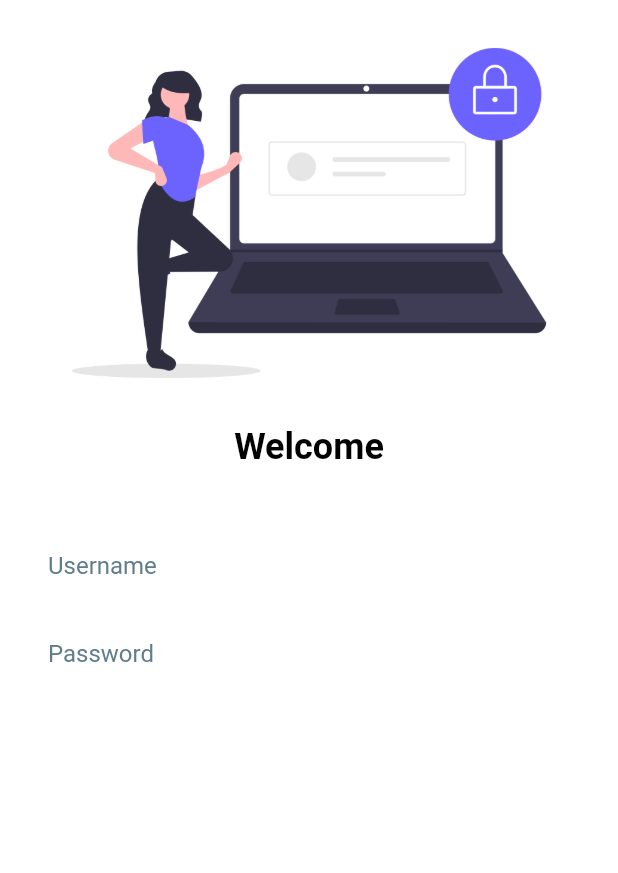
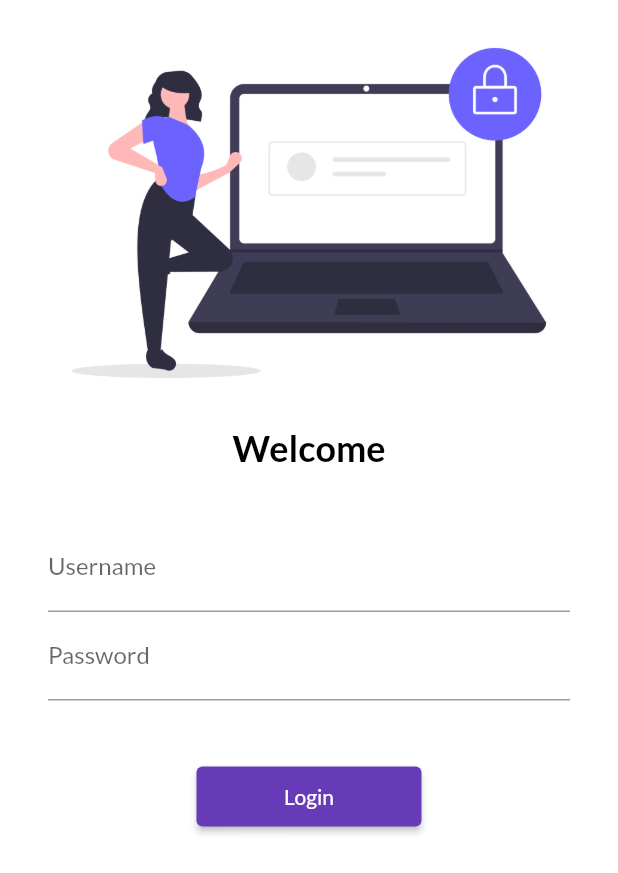
Before and after one commit to Dhwanit07/Flutter-Catalog, a Flutter app: the screen it shows after launch, on a phone screen of 412 x 824 dp. Shown: the top 873 px of the screen. Run offline on Flutter 3.47's test engine with Material 2 defaults, Android fonts, the phone set to English and light mode, and no system bars; our stand-ins replace google_fonts.

Commit message:
Day 5 Completed

```diff
--- a/lib/Pages/login_page.dart
+++ b/lib/Pages/login_page.dart
@@ -1,4 +1,5 @@
 import 'package:flutter/material.dart';
+import 'package:flutter_catalog/utils/routes.dart';
 
 class LoginPage extends StatelessWidget {
   const LoginPage({Key? key}) : super(key: key);
@@ -7,6 +8,7 @@ class LoginPage extends StatelessWidget {
   Widget build(BuildContext context) {
     return Material(
       color: Colors.white,
+      child: SingleChildScrollView(
         child: Column(
           children: [
             Image.asset(
@@ -23,34 +25,42 @@ class LoginPage extends StatelessWidget {
             ),
             const SizedBox(height: 20.0),
             Padding(
-            padding: const EdgeInsets.symmetric(vertical: 16, horizontal: 32.0),
+              padding:
+                  const EdgeInsets.symmetric(vertical: 16, horizontal: 32.0),
               child: Column(
                 children: [
                   TextFormField(
                     style: const TextStyle(color: Colors.black),
                     decoration: const InputDecoration(
                       hintText: "Enter username",
-                      hintStyle: TextStyle(color: Colors.blueGrey),
                       labelText: "Username",
-                      labelStyle: TextStyle(color: Colors.blueGrey)),
+                    ),
                   ),
                   TextFormField(
-                  style: const TextStyle(color: Colors.black),
                     obscureText: true,
                     decoration: const InputDecoration(
                       hintText: "Enter Your password",
-                    hintStyle: TextStyle(color: Colors.blueGrey),
                       labelText: "Password",
-                    labelStyle: TextStyle(
-                      color: Colors.blueGrey,
                     ),
                   ),
-                )
+                  const SizedBox(
+                    height: 40.0,
+                  ),
+                  ElevatedButton(
+                    style: TextButton.styleFrom(
+                      minimumSize: const Size(150, 40),
+                    ),
+                    onPressed: () {
+                      Navigator.pushNamed(context, MyRoutes.homeRoute);
+                    },
+                    child: const Text("Login"),
+                  ),
                 ],
               ),
             )
           ],
         ),
+      ),
     );
   }
 }
--- a/lib/main.dart
+++ b/lib/main.dart
@@ -1,6 +1,7 @@
 import 'package:flutter/material.dart';
 import 'package:flutter_catalog/Pages/home_page.dart';
 import 'package:flutter_catalog/Pages/login_page.dart';
+import 'package:flutter_catalog/utils/routes.dart';
 import 'package:google_fonts/google_fonts.dart';
 
 void main() {
@@ -13,18 +14,19 @@ class MyApp extends StatelessWidget {
   @override
   Widget build(BuildContext context) {
     return MaterialApp(
-      themeMode: ThemeMode.dark,
+      themeMode: ThemeMode.light,
       theme: ThemeData(
-          primarySwatch: Colors.deepPurple,
-          fontFamily: GoogleFonts.lato().fontFamily,
-          primaryTextTheme: GoogleFonts.latoTextTheme()),
+        primarySwatch: Colors.deepPurple,
+        fontFamily: GoogleFonts.lato().fontFamily,
+      ),
       darkTheme: ThemeData(
         brightness: Brightness.dark,
       ),
+      initialRoute: "/",
       routes: {
         "/": (context) => const LoginPage(),
-        "/home": (context) => const HomePage(),
-        "/login": (context) => const LoginPage()
+        MyRoutes.homeRoute: (context) => const HomePage(),
+        MyRoutes.loginRoute: (context) => const LoginPage()
       },
     );
   }
--- /dev/null
+++ b/lib/utils/routes.dart
@@ -0,0 +1,4 @@
+class MyRoutes {
+  static String loginRoute = "/login";
+  static String homeRoute = "/home";
+}
```
Lines whose indentation alone changed are shown as unchanged.
